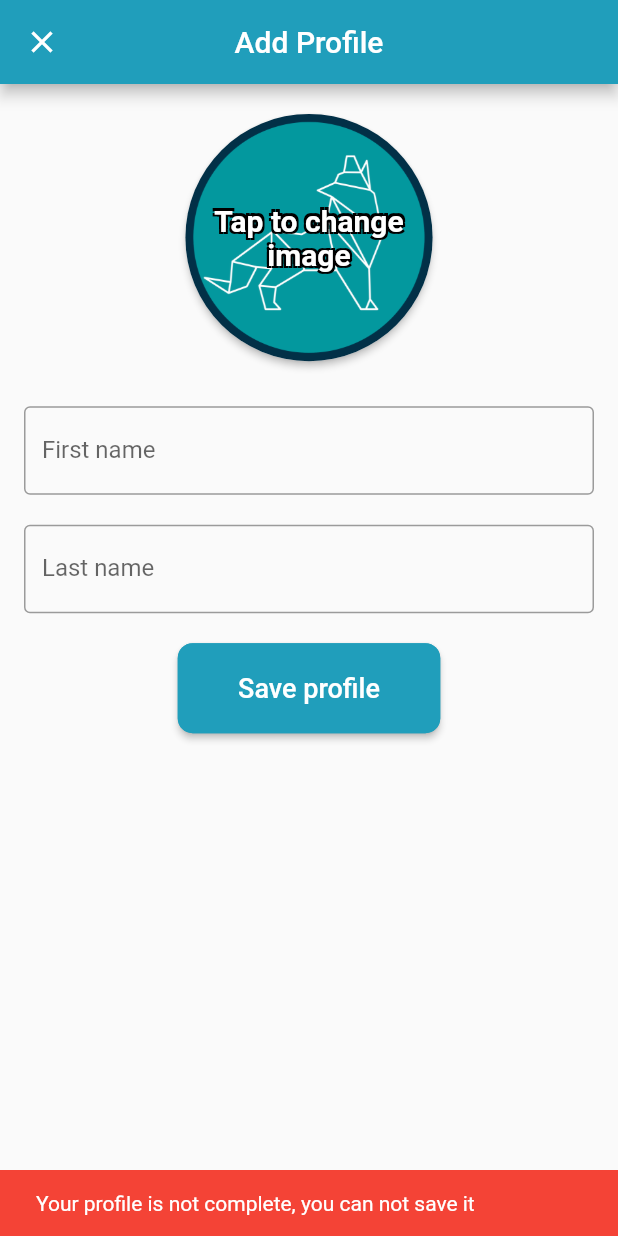
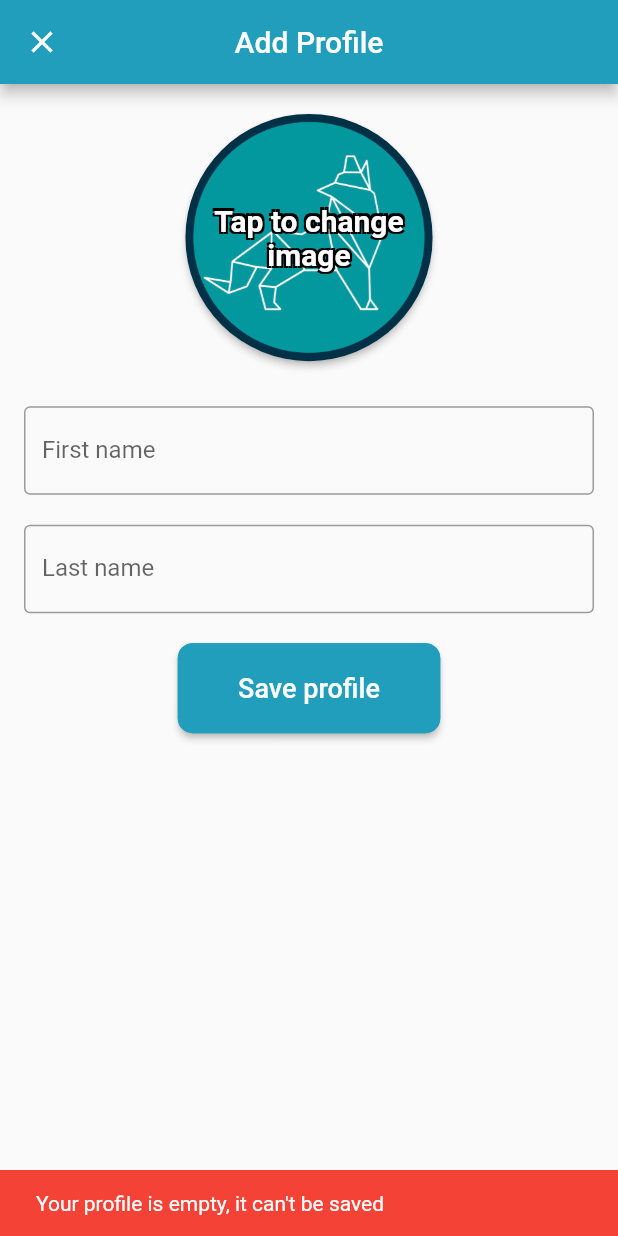
Before and after one commit to Trip-It/trip-it, a Flutter app: the AddProfileScreen screen opened by its route, after a tap on "Save profile", on a phone screen of 412 x 824 dp. Run offline on Flutter 3.47's test engine with Material 2 defaults, Android fonts, the light colour scheme and no system bars; our stand-ins replace auto_size_text, flutter_map, geolocator, latlong, sqflite, webview_flutter; missing offline and left inert: flutter_fluid_slider, nominatim_location_picker; accounts and stored records are empty.

```diff
--- a/lib/screens/add_profile.dart
+++ b/lib/screens/add_profile.dart
@@ -195,16 +195,18 @@ class _AddProfileScreen extends State<AddProfileScreen> {
                         ),
                         onPressed: () {
                           if (firstNameController.text.isEmpty||lastNameController.text.isEmpty){
-                            showSnackBar(false);
+                            showSnackBar(0);
+                          }
+                          else if (firstNameController.text.length + lastNameController.text.length> 14){
+                            showSnackBar(1);
                           }
                           else{
                           myProfile.setFirstName(firstNameController.text);
                           myProfile.setLastName(lastNameController.text);
                           myProfile.setPicture(image);
-                          myProfile.setId(firstNameController.text +
-                              lastNameController.text);
+                          myProfile.setId(firstNameController.text + lastNameController.text);
                           saveInNewProfile(myProfile);
-                          showSnackBar(true);
+                          showSnackBar(2);
                           }
                         },
                         shape: RoundedRectangleBorder(
@@ -230,19 +232,32 @@ class _AddProfileScreen extends State<AddProfileScreen> {
     dbManager.saveProfile(toSave);
     return;
   }
-  void showSnackBar(bool success) {
+  void showSnackBar(int success) {
     _scaffoldKey.currentState.showSnackBar(
       SnackBar(
-        backgroundColor: success ? Colors.green : Colors.red, // Set color depending on success
-        content: success? const Text(
-          'Your new profile has been saved',
-          style: TextStyle(color: Colors.white),
-        )
-            :const Text(
-          'Your profile is not complete, you can not save it',
-          style: TextStyle(color: Colors.white),
-        ),
+        backgroundColor: _getBackGroundColor(success), // Set color depending on success
+        content: Text(_getContent(success), style: TextStyle(color: Colors.white),)
       ),
     );
   }
+   Color _getBackGroundColor(int success){
+
+    Color colorToReturn = Colors.white;
+      if(success == 2)  {colorToReturn = Colors.green;}
+      if(success == 0)  {colorToReturn = Colors.red;}
+      if(success == 1)  {colorToReturn = Colors.pinkAccent;}
+      if(success == 3)  {colorToReturn = Colors.amber;}
+
+      return colorToReturn;
+   }
+  String _getContent(int success){
+
+    String text = "Error";
+    if(success == 2)  {text = "Your new profile has succefully been saved";}
+    if(success == 0)  {text = "Your profile is empty, it can't be saved";}
+    if(success == 1)  {text = "You have a lovely name but it's unfortunatly too long";}
+    if(success == 3)  {text = "You have a beautiful name, your profile has been saved";}
+
+    return text;
+  }
 }
```
Also changed, not shown: lib/screens/profiles.dart (+59 -18 lines), lib/widgets/drawer.dart (+13 -15 lines).
